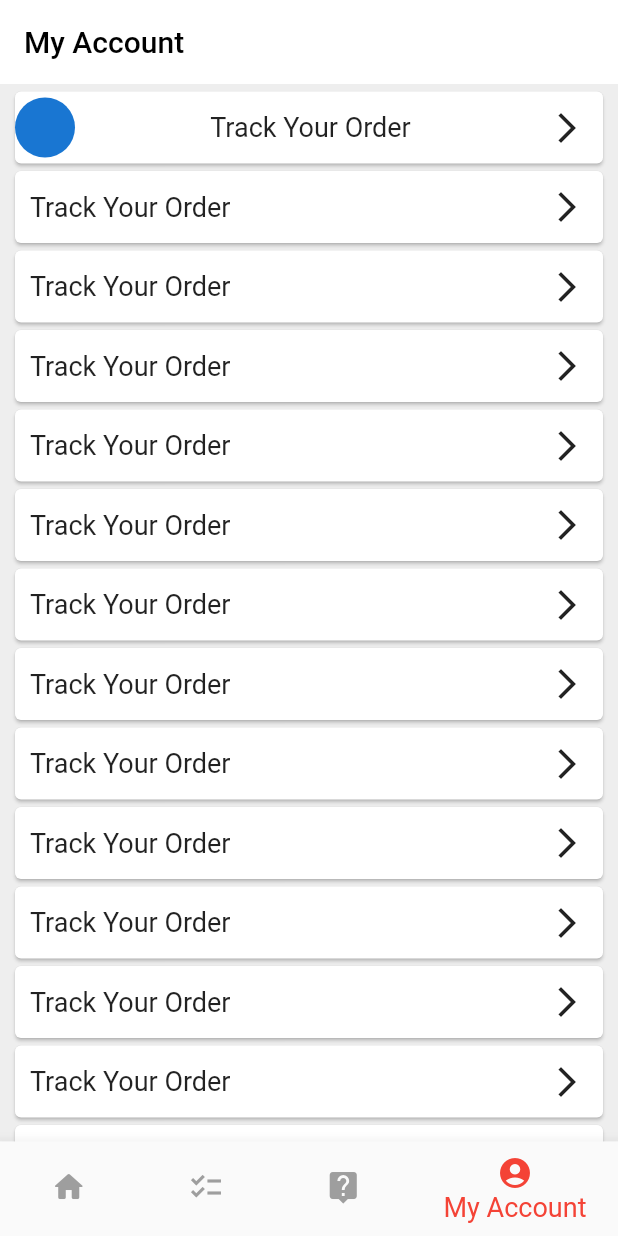
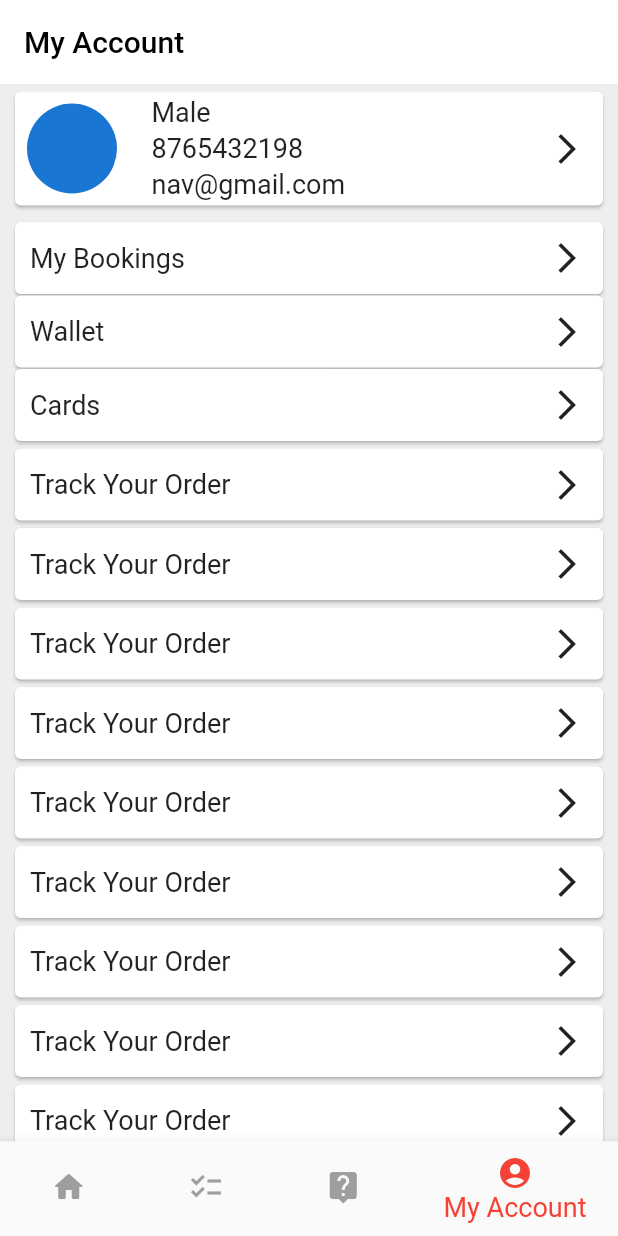
Before and after one commit to Navy1409/red_bus_clone_UI, a Flutter app: the screen it shows after launch, item 4 of the bottom bar chosen, on a phone screen of 412 x 824 dp. Run offline on Flutter 3.47's test engine with Material 2 defaults, Android fonts, the light colour scheme and no system bars.

Commit message:
second commit

```diff
--- a/lib/myAccount.dart
+++ b/lib/myAccount.dart
@@ -32,30 +32,57 @@ class accState extends State<acc> {
                       child: Row(
                         mainAxisAlignment: MainAxisAlignment.spaceBetween,
                         children: [
-                          CircleAvatar(
-                            radius: 20.0,
-                          ),
-                          Container(
-                            margin: EdgeInsets.only(left: 10),
-                            child: Text(
-                              'Track Your Order',
-                              style: TextStyle(fontSize: 18),
-                            ),
+                          Row(
+                            children: [
+                              Padding(
+                                padding: const EdgeInsets.all(8.0),
+                                child: CircleAvatar(
+                                  radius: 30.0,
+                                ),
+                              ),
+                              SizedBox(width: 15,),
+                              Column(
+                                crossAxisAlignment: CrossAxisAlignment.start,
+                                children: [
+                                  Text(
+                                    'Male',
+                                    style: TextStyle(fontSize: 18),
+                                  ),
+                                  SizedBox(
+                                    height: 3.0,
+                                  ),
+                                  Text(
+                                    '8765432198',
+                                    style: TextStyle(fontSize: 18),
+                                  ),
+                                  SizedBox(
+                                    height: 3.0,
+                                  ),
+                                  Text(
+                                    'nav@gmail.com',
+                                    style: TextStyle(fontSize: 18),
+                                  ),
+                                ],
+                              ),
+                            ],
                           ),
                           IconButton(
                               onPressed: () {}, icon: Icon(Icons.arrow_forward_ios)),
                         ],
                       ),
                   ),
+                  SizedBox(
+                    height: 10.0,
+                  ),
                   Card(
-                    margin: EdgeInsets.only(left: 10, right: 10, top: 5),
+                    margin: EdgeInsets.only(left: 10, right: 10, top: 1),
                     child: Row(
                       mainAxisAlignment: MainAxisAlignment.spaceBetween,
                       children: [
                         Container(
                           margin: EdgeInsets.only(left: 10),
                           child: Text(
-                            'Track Your Order',
+                            'My Bookings',
                             style: TextStyle(fontSize: 18),
                           ),
                         ),
@@ -65,14 +92,14 @@ class accState extends State<acc> {
                     ),
                   ),
                   Card(
-                    margin: EdgeInsets.only(left: 10, right: 10, top: 5),
+                    margin: EdgeInsets.only(left: 10, right: 10, top: 1),
                     child: Row(
                       mainAxisAlignment: MainAxisAlignment.spaceBetween,
                       children: [
                         Container(
                           margin: EdgeInsets.only(left: 10),
                           child: Text(
-                            'Track Your Order',
+                            'Wallet',
                             style: TextStyle(fontSize: 18),
                           ),
                         ),
@@ -82,14 +109,14 @@ class accState extends State<acc> {
                     ),
                   ),
                   Card(
-                    margin: EdgeInsets.only(left: 10, right: 10, top: 5),
+                    margin: EdgeInsets.only(left: 10, right: 10, top: 1),
                     child: Row(
                       mainAxisAlignment: MainAxisAlignment.spaceBetween,
                       children: [
                         Container(
                           margin: EdgeInsets.only(left: 10),
                           child: Text(
-                            'Track Your Order',
+                            'Cards',
                             style: TextStyle(fontSize: 18),
                           ),
                         ),
```
